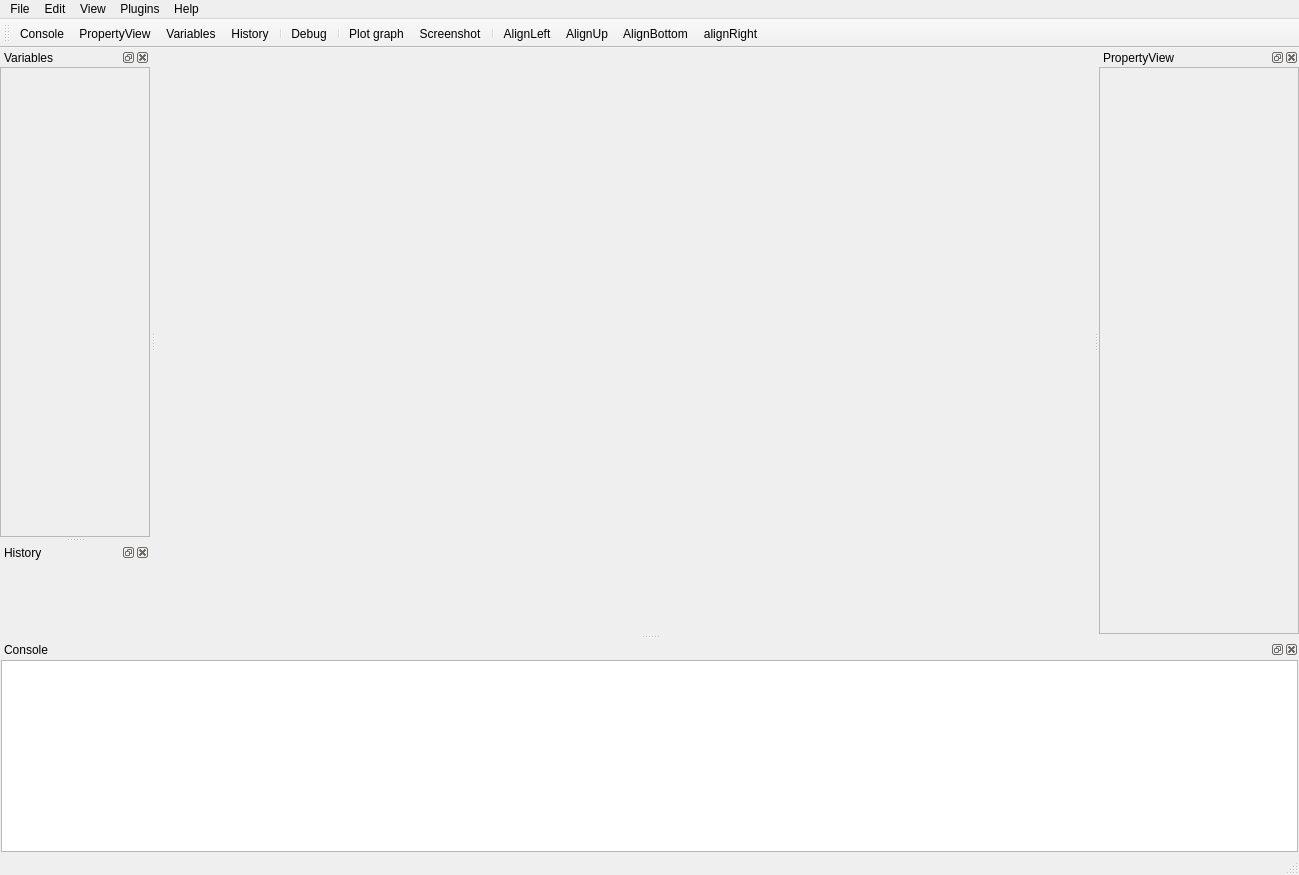
Qt form PyFlow/GraphEditor_ui.ui (wonderworks-software/PyFlow) before a commit.
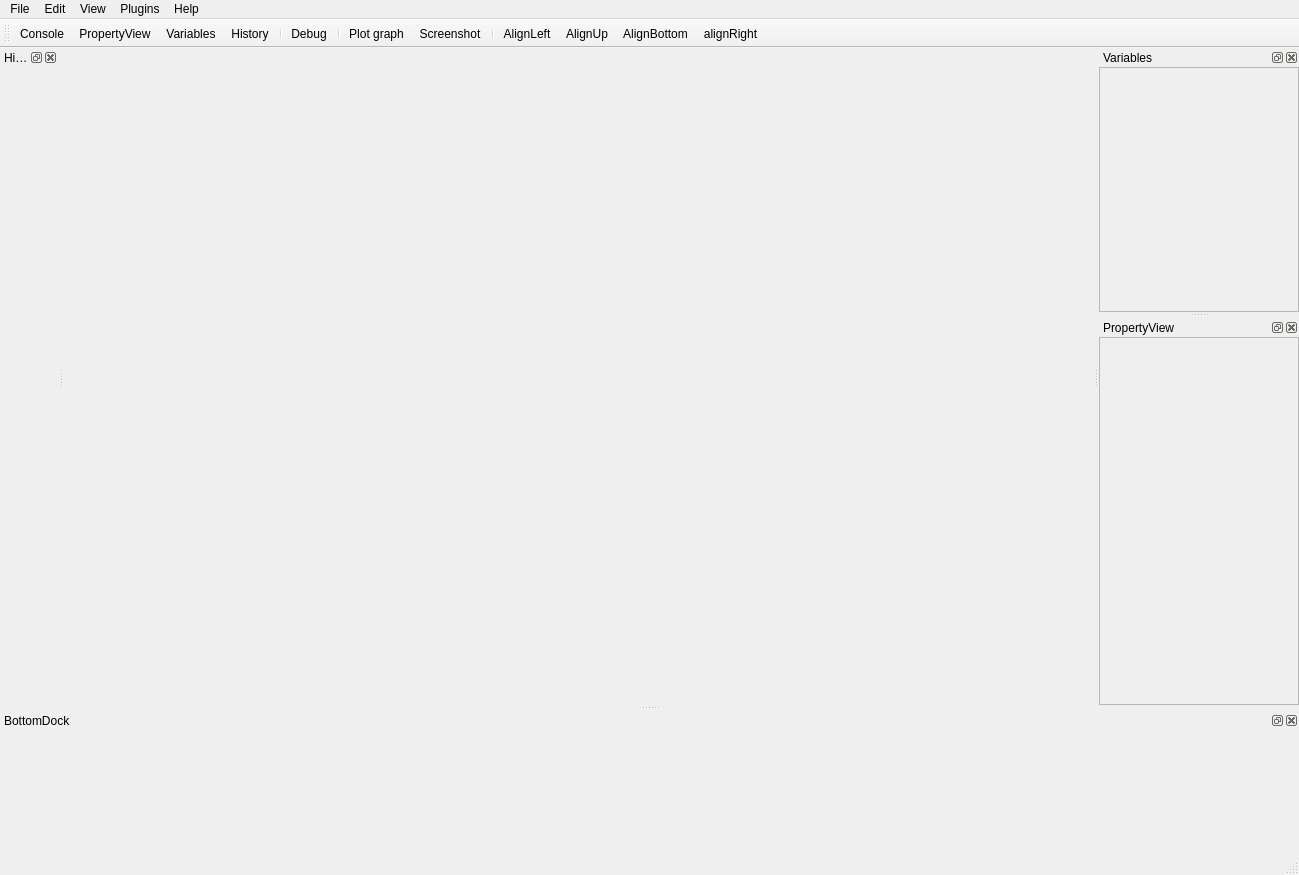
The same form after that commit. Icons and pictures are not drawn.

Commit message: cut Array input widget, cut console widget - use default, new print node, comment node adjust size after deserialization

```diff
--- a/PyFlow/GraphEditor_ui.ui
+++ b/PyFlow/GraphEditor_ui.ui
@@ -176,7 +176,7 @@
     <set>QDockWidget::AllDockWidgetFeatures</set>
    </property>
    <property name="windowTitle">
-    <string>Console</string>
+    <string>BottomDock</string>
    </property>
    <attribute name="dockWidgetArea">
     <number>8</number>
@@ -195,19 +195,6 @@
      <property name="bottomMargin">
       <number>1</number>
      </property>
-     <item row="0" column="0">
-      <widget class="QTextEdit" name="console">
-       <property name="maximumSize">
-        <size>
-         <width>16777215</width>
-         <height>16777215</height>
-        </size>
-       </property>
-       <property name="styleSheet">
-        <string notr="true"/>
-       </property>
-      </widget>
-     </item>
     </layout>
    </widget>
   </widget>
@@ -228,7 +215,7 @@
     <string>Variables</string>
    </property>
    <attribute name="dockWidgetArea">
-    <number>1</number>
+    <number>2</number>
    </attribute>
    <widget class="QWidget" name="dockWidgetContents_5">
     <layout class="QVBoxLayout" name="verticalLayout_2">
@@ -254,8 +241,8 @@
          <rect>
           <x>0</x>
           <y>0</y>
-          <width>148</width>
-          <height>376</height>
+          <width>198</width>
+          <height>193</height>
          </rect>
         </property>
         <property name="sizePolicy">
@@ -332,7 +319,7 @@
           <x>0</x>
           <y>0</y>
           <width>198</width>
-          <height>531</height>
+          <height>383</height>
          </rect>
         </property>
         <layout class="QGridLayout" name="gridLayout_4">
```
Left out of the diff: 4 changed lines with no effect on the pictures. The commit also changes 30 other files.
